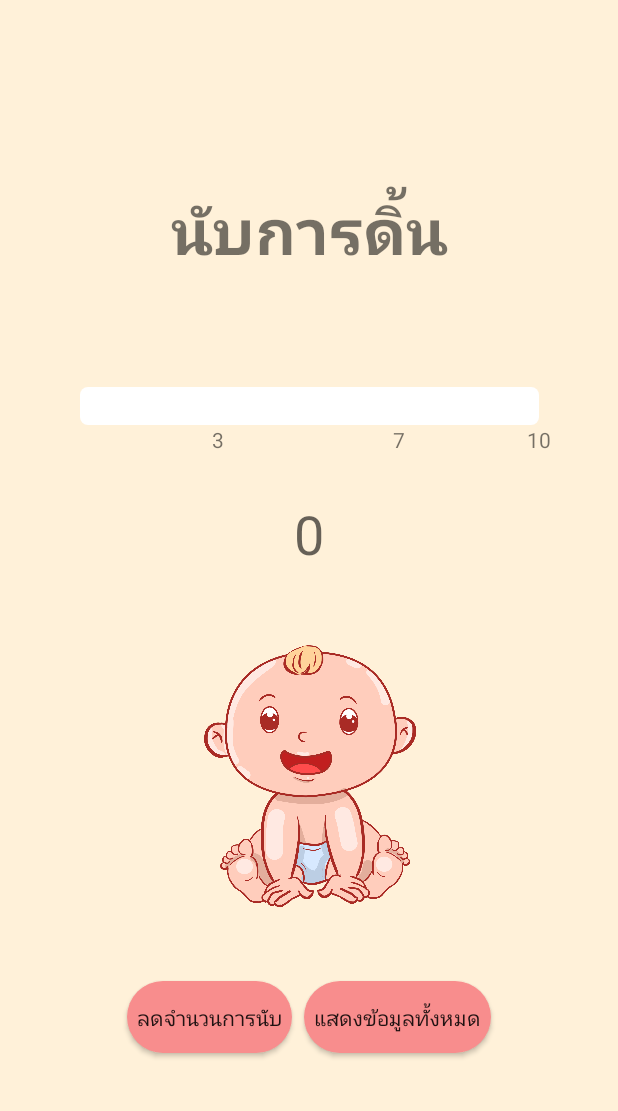
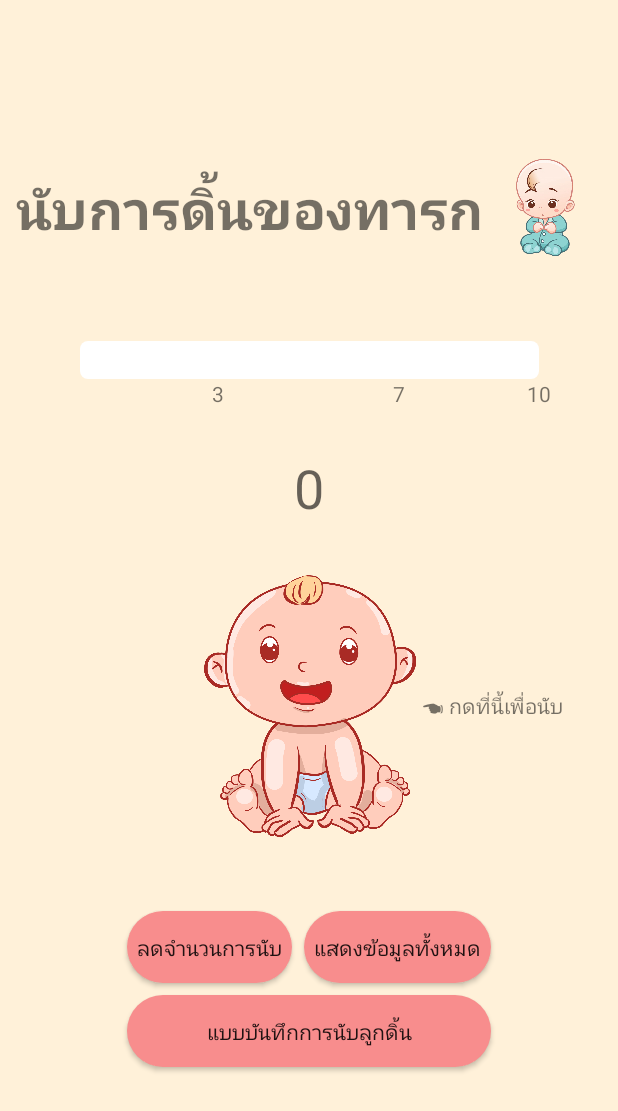
Before and after one commit to wisitrock/BabyKickUsingRoomDB, an Android app: the screen it shows after launch (MainActivity), on a phone screen of 412 x 824 dp. Shown: the top 1111 px of the screen. Run offline under Robolectric (Android 15) with nearby library versions, the phone set to English and light mode, and no system bars; our stand-ins replace Room's generated code.

Commit message:
success Thai version

```diff
--- a/app/src/main/java/th/ac/su/babykick/MainActivity.java
+++ b/app/src/main/java/th/ac/su/babykick/MainActivity.java
@@ -38,6 +38,16 @@ public class MainActivity extends AppCompatActivity {
                 startActivity(i);
             }
         });
+
+        Button button_advice = findViewById(R.id.button_advice);
+        button_advice.setOnClickListener(new View.OnClickListener() {
+            @Override
+            public void onClick(View view) {
+                Intent i = new Intent(MainActivity.this, Advice_Activity.class);
+                startActivity(i);
+            }
+        });
+
         final String currentDatecheck = new SimpleDateFormat("dd-MM-yyyy", Locale.getDefault()).format(new Date());
         AppExecutors executors = new AppExecutors();
         executors.diskIO().execute(new Runnable() {
@@ -196,6 +206,7 @@ public class MainActivity extends AppCompatActivity {
             }
         });
 
+
     }
     void openWindownDialog(){
 
--- a/app/src/main/res/layout/activity_main.xml
+++ b/app/src/main/res/layout/activity_main.xml
@@ -13,12 +13,13 @@
         android:layout_width="wrap_content"
         android:layout_height="wrap_content"
         android:gravity="center"
-        android:text="นับการดิ้น"
-        android:textSize="42sp"
+        android:text="นับการดิ้นของทารก"
+        android:textSize="36sp"
         android:textStyle="bold"
         app:layout_constraintBottom_toTopOf="@+id/progressBar"
-        app:layout_constraintEnd_toEndOf="parent"
+        app:layout_constraintEnd_toStartOf="@+id/imageView4"
         app:layout_constraintHorizontal_bias="0.5"
+        app:layout_constraintHorizontal_chainStyle="packed"
         app:layout_constraintStart_toStartOf="parent"
         app:layout_constraintTop_toTopOf="parent"
         app:layout_constraintVertical_chainStyle="packed" />
@@ -27,11 +28,10 @@
         android:id="@+id/imageView_babykick"
         android:layout_width="143dp"
         android:layout_height="178dp"
-        android:layout_marginTop="48dp"
+        android:layout_marginTop="32dp"
         android:background="@drawable/effectclick"
         app:layout_constraintBottom_toTopOf="@+id/button_down_count"
         app:layout_constraintEnd_toEndOf="parent"
-        app:layout_constraintHorizontal_bias="0.5"
         app:layout_constraintStart_toStartOf="parent"
         app:layout_constraintTop_toBottomOf="@+id/textview_countkick"
         app:srcCompat="@android:color/transparent" />
@@ -54,12 +54,11 @@
         style="?android:attr/progressBarStyleHorizontal"
         android:layout_width="306dp"
         android:layout_height="25dp"
-        android:layout_marginTop="76dp"
+        android:layout_marginTop="64dp"
         android:progress="0"
         android:progressDrawable="@drawable/gradient_progress_bar"
         app:layout_constraintBottom_toTopOf="@+id/textview_countkick"
         app:layout_constraintEnd_toEndOf="parent"
-        app:layout_constraintHorizontal_bias="0.5"
         app:layout_constraintStart_toStartOf="parent"
         app:layout_constraintTop_toBottomOf="@+id/textView6" />
 
@@ -70,7 +69,7 @@
         android:layout_marginTop="48dp"
         android:background="@drawable/btn_bg_red"
         android:text="  ลดจำนวนการนับ  "
-        app:layout_constraintBottom_toBottomOf="parent"
+        app:layout_constraintBottom_toTopOf="@+id/button_advice"
         app:layout_constraintEnd_toStartOf="@+id/button_showdata"
         app:layout_constraintHorizontal_bias="0.5"
         app:layout_constraintHorizontal_chainStyle="packed"
@@ -89,8 +88,7 @@
         app:layout_constraintEnd_toEndOf="parent"
         app:layout_constraintHorizontal_bias="0.5"
         app:layout_constraintStart_toEndOf="@+id/button_down_count"
-        app:layout_constraintTop_toTopOf="@+id/button_down_count"
-        app:layout_constraintVertical_bias="1.0" />
+        app:layout_constraintTop_toTopOf="@+id/button_down_count" />
 
     <TextView
         android:id="@+id/textView11"
@@ -128,9 +126,43 @@
         android:id="@+id/lastupdate_textView"
         android:layout_width="wrap_content"
         android:layout_height="wrap_content"
+        android:layout_marginTop="8dp"
+        android:layout_marginBottom="8dp"
         app:layout_constraintBottom_toTopOf="@+id/button_down_count"
         app:layout_constraintEnd_toEndOf="parent"
         app:layout_constraintStart_toStartOf="parent"
         app:layout_constraintTop_toBottomOf="@+id/imageView_babykick" />
 
+    <Button
+        android:id="@+id/button_advice"
+        android:layout_width="0dp"
+        android:layout_height="wrap_content"
+        android:layout_marginTop="8dp"
+        android:background="@drawable/btn_bg_red"
+        android:text="  แบบบันทึกการนับลูกดิ้น  "
+        app:layout_constraintBottom_toBottomOf="parent"
+        app:layout_constraintEnd_toEndOf="@+id/button_showdata"
+        app:layout_constraintStart_toStartOf="@+id/button_down_count"
+        app:layout_constraintTop_toBottomOf="@+id/button_down_count" />
+
+    <ImageView
+        android:id="@+id/imageView4"
+        android:layout_width="80dp"
+        android:layout_height="66dp"
+        app:layout_constraintBottom_toBottomOf="@+id/textView6"
+        app:layout_constraintEnd_toEndOf="parent"
+        app:layout_constraintHorizontal_bias="0.5"
+        app:layout_constraintStart_toEndOf="@+id/textView6"
+        app:layout_constraintTop_toTopOf="@+id/textView6"
+        app:srcCompat="@drawable/babysuit" />
+
+    <TextView
+        android:id="@+id/textView"
+        android:layout_width="wrap_content"
+        android:layout_height="wrap_content"
+        android:text=" ☚ กดที่นี้เพื่อนับ"
+        app:layout_constraintBottom_toBottomOf="@+id/imageView_babykick"
+        app:layout_constraintStart_toEndOf="@+id/imageView_babykick"
+        app:layout_constraintTop_toTopOf="@+id/imageView_babykick" />
+
 </androidx.constraintlayout.widget.ConstraintLayout>
```
Also changed, not shown: app/src/main/AndroidManifest.xml (+6 -5 lines), app/src/main/java/th/ac/su/babykick/Advice_Activity.java (added, +75 -0 lines), app/src/main/res/layout/activity_show.xml (+15 -2 lines), app/src/main/res/drawable/babyclamber.png (added), app/src/main/res/drawable/babysleep.png (added), app/src/main/res/drawable/babysuit.png (added).
